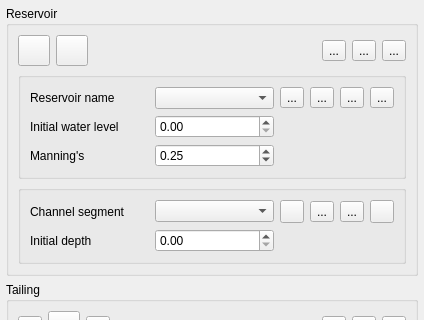
Above: flo2d/ui/ic_editor.ui from FLO-2DSoftware/qgis-flo-2d-plugin before the change; both pictures show x 0 to 424 and y 0 to 320 of the 424 by 645 pixel window. Below: the same form after it.
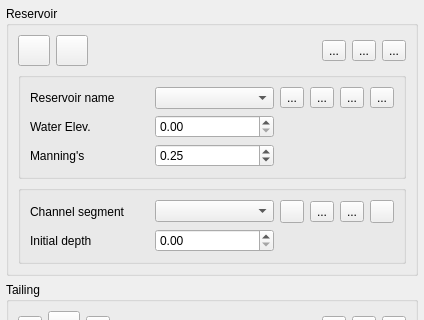
That is the form after the change. Icons and pictures are not drawn. Custom widgets are drawn as their Qt base class.

Commit message: Created the smart code for checking the simulation type, adjusted the tailing_reservoir symbology, and some labels on the IC editor.

What changed in the file:
```diff
--- a/flo2d/ui/ic_editor.ui
+++ b/flo2d/ui/ic_editor.ui
@@ -475,7 +475,7 @@
                 </size>
                </property>
                <property name="text">
-                <string>Initial water level</string>
+                <string>Water Elev.</string>
                </property>
               </widget>
              </item>
```
The commit also changes 4 other files.
